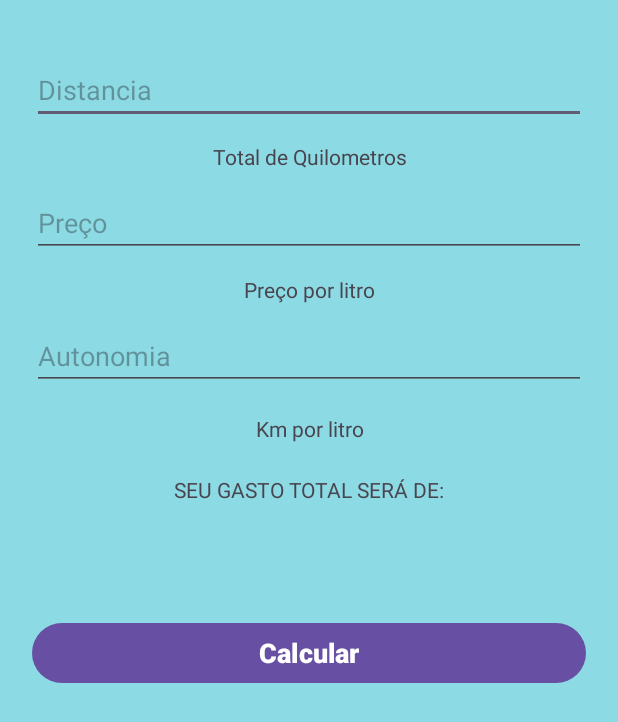
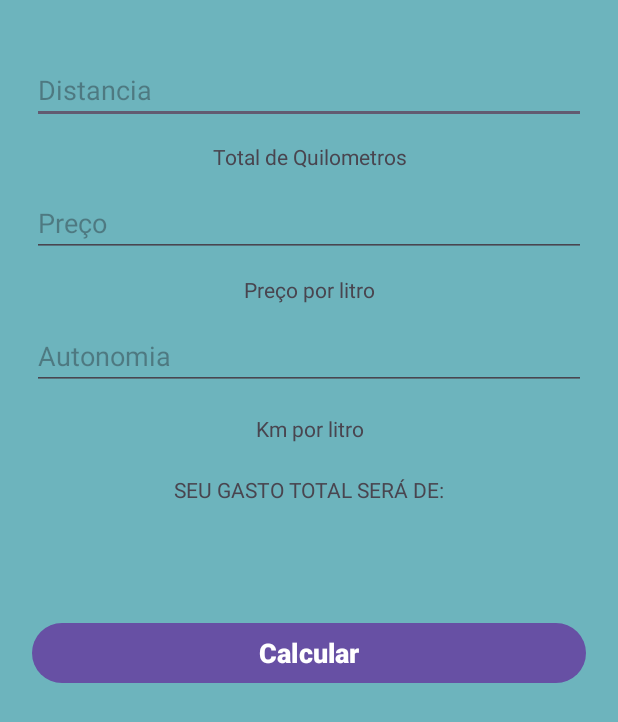
Before and after one commit to MarlondoAmaralFerreira/CustoViagem, an Android app: the layout activity_main.xml on its own in the app's theme, with its tools: preview values and no code run, on a phone screen of 412 x 824 dp. Shown: the top 722 px of the screen. Run offline under Robolectric (Android 15) with nearby library versions, the phone set to English and light mode, and no system bars.

Commit message:
atualização de backgroud

```diff
--- a/app/src/main/res/layout/activity_main.xml
+++ b/app/src/main/res/layout/activity_main.xml
@@ -6,7 +6,7 @@
     android:padding="21dp"
     android:layout_width="match_parent"
     android:layout_height="match_parent"
-    android:background="#8CDAE4"
+    android:background="#6DB4BD"
     tools:context=".MainActivity">
 
     <EditText
```
